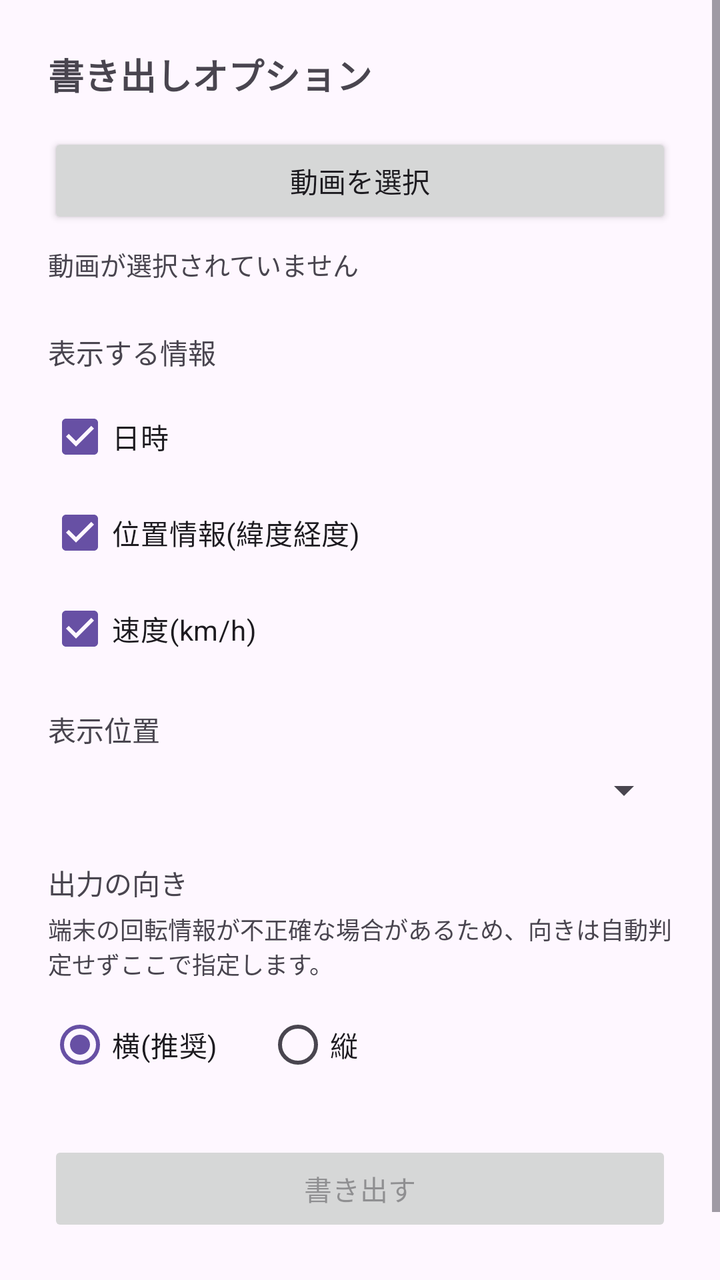
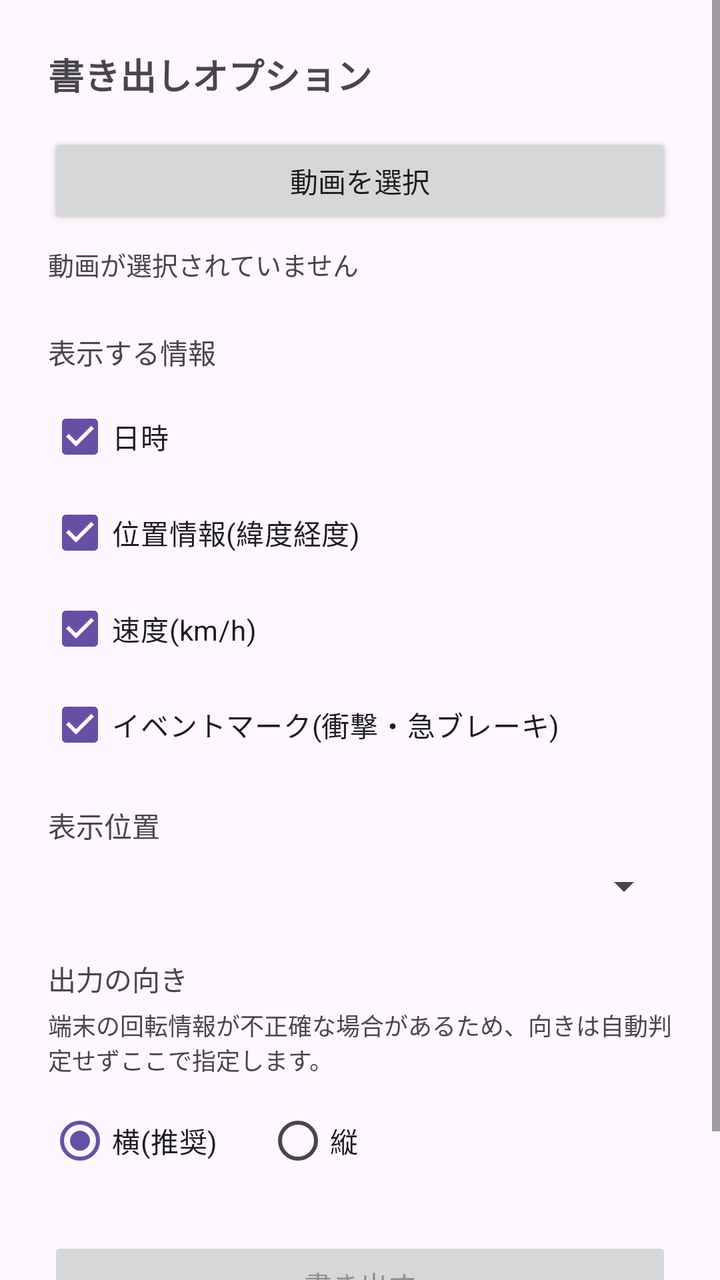

Compare the two renders of this Android layout. The source of the first and the diff that turns it into the second are given below.
<!-- AndroidManifest.xml: application theme Theme.Dashcam -->
<!-- res/layout/activity_export.xml -->
<?xml version="1.0" encoding="utf-8"?>
<ScrollView xmlns:android="http://schemas.android.com/apk/res/android"
    android:layout_width="match_parent"
    android:layout_height="match_parent">

    <LinearLayout
        android:layout_width="match_parent"
        android:layout_height="wrap_content"
        android:orientation="vertical"
        android:padding="24dp">

        <TextView
            android:layout_width="match_parent"
            android:layout_height="wrap_content"
            android:text="書き出しオプション"
            android:textSize="18sp"
            android:textStyle="bold"
            android:layout_marginBottom="16dp" />

        <Button
            android:id="@+id/buttonPickVideo"
            android:layout_width="match_parent"
            android:layout_height="wrap_content"
            android:text="動画を選択" />

        <TextView
            android:id="@+id/textSelectedVideo"
            android:layout_width="match_parent"
            android:layout_height="wrap_content"
            android:layout_marginTop="8dp"
            android:layout_marginBottom="24dp"
            android:text="動画が選択されていません"
            android:textSize="13sp" />

        <TextView
            android:layout_width="match_parent"
            android:layout_height="wrap_content"
            android:text="表示する情報"
            android:textSize="14sp"
            android:layout_marginBottom="8dp" />

        <CheckBox
            android:id="@+id/checkDate"
            android:layout_width="match_parent"
            android:layout_height="wrap_content"
            android:text="日時"
            android:checked="true" />

        <CheckBox
            android:id="@+id/checkLocation"
            android:layout_width="match_parent"
            android:layout_height="wrap_content"
            android:text="位置情報(緯度経度)"
            android:checked="true" />

        <CheckBox
            android:id="@+id/checkSpeed"
            android:layout_width="match_parent"
            android:layout_height="wrap_content"
            android:text="速度(km/h)"
            android:checked="true"
            android:layout_marginBottom="16dp" />

        <TextView
            android:layout_width="match_parent"
            android:layout_height="wrap_content"
            android:text="表示位置"
            android:textSize="14sp"
            android:layout_marginBottom="8dp" />

        <Spinner
            android:id="@+id/spinnerPosition"
            android:layout_width="match_parent"
            android:layout_height="wrap_content"
            android:layout_marginBottom="24dp" />

        <TextView
            android:layout_width="match_parent"
            android:layout_height="wrap_content"
            android:text="出力の向き"
            android:textSize="14sp"
            android:layout_marginBottom="4dp" />

        <TextView
            android:layout_width="match_parent"
            android:layout_height="wrap_content"
            android:text="端末の回転情報が不正確な場合があるため、向きは自動判定せずここで指定します。"
            android:textSize="12sp"
            android:layout_marginBottom="8dp" />

        <RadioGroup
            android:id="@+id/radioGroupOrientation"
            android:layout_width="match_parent"
            android:layout_height="wrap_content"
            android:orientation="horizontal"
            android:layout_marginBottom="24dp">

            <RadioButton
                android:id="@+id/radioLandscape"
                android:layout_width="wrap_content"
                android:layout_height="wrap_content"
                android:text="横(推奨)"
                android:checked="true" />

            <RadioButton
                android:id="@+id/radioPortrait"
                android:layout_width="wrap_content"
                android:layout_height="wrap_content"
                android:layout_marginStart="24dp"
                android:text="縦" />

        </RadioGroup>

        <Button
            android:id="@+id/buttonExport"
            android:layout_width="match_parent"
            android:layout_height="wrap_content"
            android:text="書き出す"
            android:enabled="false" />

        <TextView
            android:id="@+id/textProgress"
            android:layout_width="match_parent"
            android:layout_height="wrap_content"
            android:layout_marginTop="16dp"
            android:text=""
            android:textSize="13sp" />

        <ProgressBar
            android:id="@+id/progressBar"
            style="?android:attr/progressBarStyleHorizontal"
            android:layout_width="match_parent"
            android:layout_height="wrap_content"
            android:layout_marginTop="8dp"
            android:indeterminate="true"
            android:visibility="gone" />

    </LinearLayout>
</ScrollView>
<!-- resources referenced by this layout -->
<resources>
  <style name="Theme.Dashcam" parent="Theme.Material3.DayNight.NoActionBar" />
</resources>

<!-- the commit's change to res/layout/activity_export.xml (unified diff, before → after) -->
@@ -58,6 +58,13 @@
             android:layout_width="match_parent"
             android:layout_height="wrap_content"
             android:text="速度(km/h)"
+            android:checked="true" />
+
+        <CheckBox
+            android:id="@+id/checkEvents"
+            android:layout_width="match_parent"
+            android:layout_height="wrap_content"
+            android:text="イベントマーク(衝撃・急ブレーキ)"
             android:checked="true"
             android:layout_marginBottom="16dp" />
 
